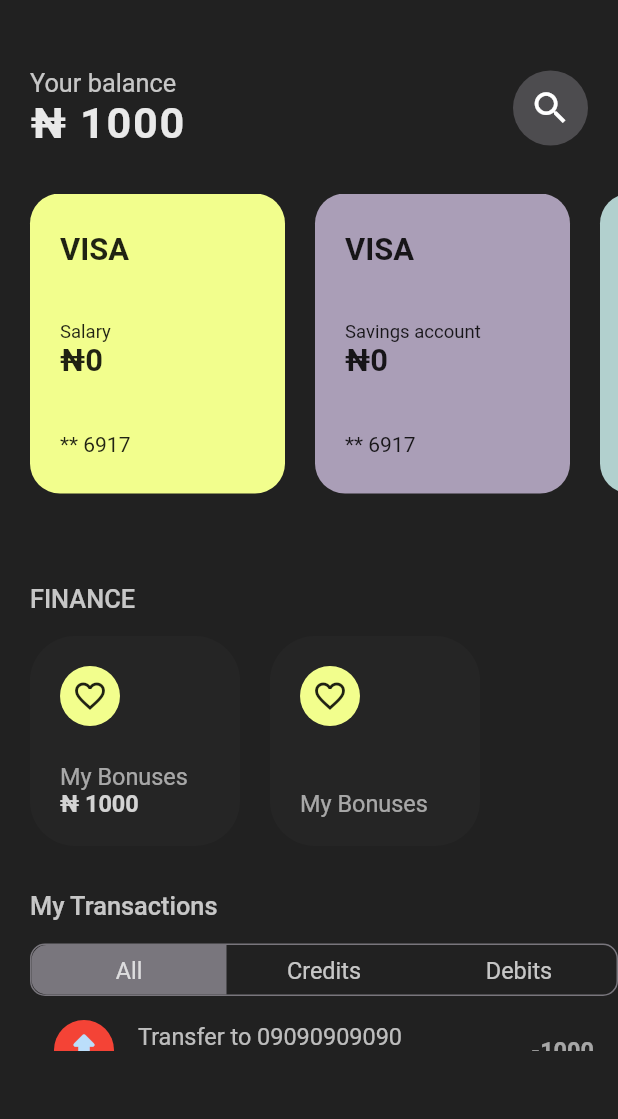
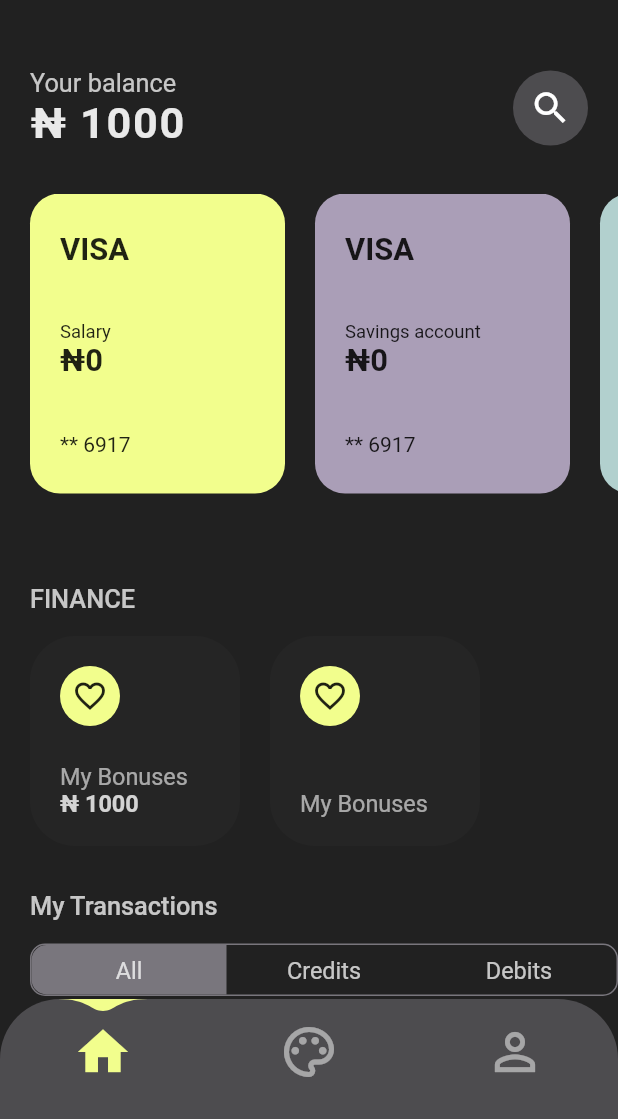
Before and after one commit to adebayoAdesina/Veegil_Bank, a Flutter app: the screen it shows after launch, on a phone screen of 412 x 824 dp, the part 117-1236 px from its top. Run offline on Flutter 3.47's test engine with Material 2 defaults, Android fonts, the phone set to English and light mode, and no system bars; drawn by our look-alikes of water_drop_nav_bar.

Commit message:
navigation bottom tab added.

```diff
--- a/lib/main.dart
+++ b/lib/main.dart
@@ -1,4 +1,5 @@
 import 'package:flutter/material.dart';
+import 'package:flutter/services.dart';
 import 'package:provider/provider.dart';
 import 'package:simple_banking/constant/colors.dart';
 import 'package:simple_banking/provider/app_data.dart';
@@ -19,9 +20,15 @@ class MyApp extends StatelessWidget {
           create: (context) => AppData(),
         ),
       ],
-      child: MaterialApp(
-        title: 'SimpleBank',
-        theme: ThemeData(
+      child: AnnotatedRegion<SystemUiOverlayStyle>(
+      value: SystemUiOverlayStyle(
+        systemNavigationBarColor: AppColor().kGrayThreeOpacityColor,
+        systemNavigationBarIconBrightness: Brightness.light,
+      ),
+
+        child: MaterialApp(
+          title: 'SimpleBank',
+          theme: ThemeData(
             colorScheme: ColorScheme(
               brightness: Brightness.light,
               primary: AppColor().kYellowColor,
@@ -36,11 +43,13 @@ class MyApp extends StatelessWidget {
               onSurface: AppColor().kWhiteColor,
             ),
             scaffoldBackgroundColor: AppColor().kGrayOneColor,
-
-            appBarTheme:
-                AppBarTheme(backgroundColor: AppColor().kGrayOneColor)),
-        initialRoute: '/',
-        routes: routes,
+            appBarTheme: AppBarTheme(
+              backgroundColor: AppColor().kGrayOneColor,
+            ),
+          ),
+          initialRoute: '/',
+          routes: routes,
+        ),
       ),
     );
   }
--- a/lib/routes/route.dart
+++ b/lib/routes/route.dart
@@ -1,7 +1,8 @@
 import 'package:flutter/material.dart';
-import 'package:simple_banking/screens/home_screen.dart';
+// import 'package:simple_banking/screens/home_screen.dart';
 import 'package:simple_banking/screens/log_in_or_sign_up_screen.dart';
 import 'package:simple_banking/screens/log_in_screen.dart';
+import 'package:simple_banking/screens/navigation_bottom_tab.dart';
 import 'package:simple_banking/screens/sign_up_screen.dart';
 
 import '../screens/splash_screen.dart';
@@ -11,5 +12,6 @@ Map<String, Widget Function(BuildContext)> routes = {
   LogInOrSignUpScreen.id: (context) => const LogInOrSignUpScreen(),
   LogInScreen.id: (context) => const LogInScreen(),
   SignUpScreen.id: (context) => const SignUpScreen(),
-  HomeScreen.id: (context) => const HomeScreen()
+  // HomeScreen.id: (context) => const HomeScreen()
+  NavigationBottomTab.id : (context) => const NavigationBottomTab()
 };
--- a/lib/screens/home_screen.dart
+++ b/lib/screens/home_screen.dart
@@ -8,7 +8,7 @@ import '../widgets/account_scroll_list_card.dart';
 import '../widgets/finance_section.dart';
 
 class HomeScreen extends StatefulWidget {
-  static const id = '/';
+  // static const id = '/';
   const HomeScreen({Key? key}) : super(key: key);
 
   @override
@@ -50,7 +50,7 @@ class _HomeScreenState extends State<HomeScreen> {
             ),
             Container(
               // color: Colors.white,
-              height: SizeConfig.screenHeight! * 0.85,
+              height: SizeConfig.screenHeight! * 0.9,
               child: SingleChildScrollView(
                 physics: const ScrollPhysics(),
                 child: Column(
@@ -137,14 +137,18 @@ class _HomeScreenState extends State<HomeScreen> {
                           ),
                           uContentSizedBoxH(),
                           uContentSizedBoxH(),
-                          TransactionSection()
+                          const TransactionSection(),
+                          uSafeAreaSizedBox,
+                          uSafeAreaSizedBox
+
                         ],
                       ),
                     )
                   ],
                 ),
               ),
-            )
+            ),
+
           ],
         ),
       ),
--- /dev/null
+++ b/lib/screens/navigation_bottom_tab.dart
@@ -0,0 +1,58 @@
+import 'package:flutter/material.dart';
+import 'package:simple_banking/constant/colors.dart';
+import 'package:simple_banking/screens/home_screen.dart';
+import 'package:water_drop_nav_bar/water_drop_nav_bar.dart';
+
+class NavigationBottomTab extends StatefulWidget {
+  static const id = '/';
+  const NavigationBottomTab({Key? key}) : super(key: key);
+
+  @override
+  State<NavigationBottomTab> createState() => _NavigationBottomTabState();
+}
+
+class _NavigationBottomTabState extends State<NavigationBottomTab> {
+  int _selectedIndex = 0;
+
+  final List<dynamic> _pages = const [
+    HomeScreen(),
+    Scaffold(),
+    Scaffold(),
+  ];
+  @override
+  Widget build(BuildContext context) {
+    return Scaffold(
+      body: _pages[_selectedIndex],
+      bottomNavigationBar: ClipRRect(
+        borderRadius: const BorderRadius.only(topLeft: Radius.circular(40), topRight: Radius.circular(40),),
+        child: WaterDropNavBar(
+          backgroundColor: AppColor().kGrayThreeOpacityColor,
+          waterDropColor: Theme.of(context).colorScheme.primary,
+          inactiveIconColor: Theme.of(context).colorScheme.onSecondary.withOpacity(0.5),
+          iconSize: 40,
+          bottomPadding: 20,
+          barItems: [
+            BarItem(
+              filledIcon: Icons.home,
+              outlinedIcon: Icons.home_outlined,
+            ),
+            BarItem(
+              filledIcon: Icons.color_lens,
+              outlinedIcon: Icons.color_lens_outlined,
+            ),
+            BarItem(
+              filledIcon: Icons.person,
+              outlinedIcon: Icons.person_outline,
+            )
+          ],
+          selectedIndex: _selectedIndex,
+          onItemSelected: (e) => setState(
+            () {
+              _selectedIndex = e;
+            },
+          ),
+        ),
+      ),
+    );
+  }
+}
--- a/lib/widgets/transaction_section.dart
+++ b/lib/widgets/transaction_section.dart
@@ -53,7 +53,7 @@ class _TransactionSectionState extends State<TransactionSection> {
           ),
         ),
         ListView.builder(
-          itemCount: 2,
+          itemCount: 4,
           shrinkWrap: true,
           itemBuilder: (context, index) {
             if (index != 0) {
--- a/pubspec.yaml
+++ b/pubspec.yaml
@@ -38,6 +38,7 @@ dependencies:
   provider: ^6.0.0
   http: ^0.13.5
   modal_progress_hud_nsn: ^0.3.0
+  water_drop_nav_bar: ^2.2.0+4
 
 dev_dependencies:
   flutter_test:
```
Also changed, not shown: pubspec.lock.
